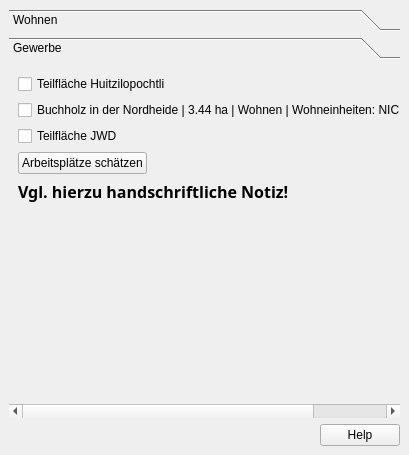
This is projektcheck/pctools/ui/ProjektCheck_dockwidget_analysis_01-BA.ui in projektcheck/ProjektCheck-QGIS as Qt 5 draws it before an edit. The edited form follows.
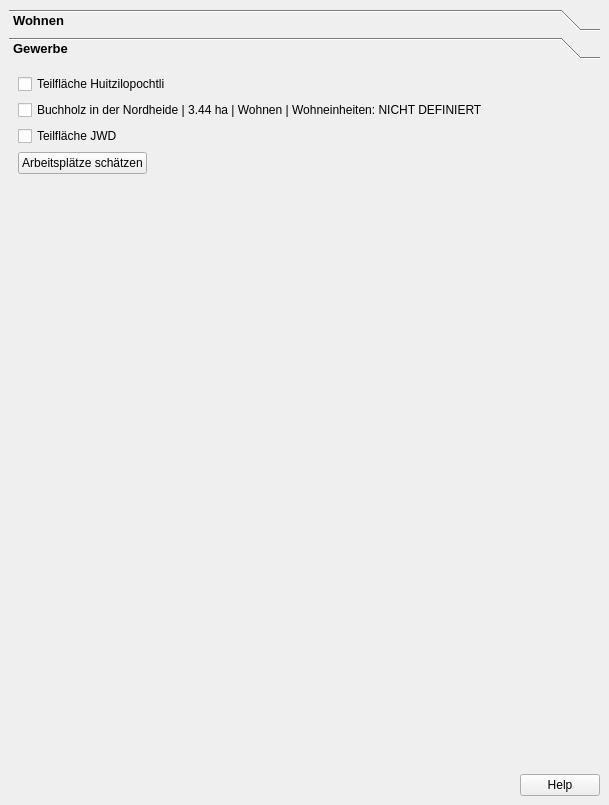
This is the edited form.

Commit message: consistent design relating to headers, structure, button position etc...

What changed in the file:
```diff
--- a/projektcheck/pctools/ui/ProjektCheck_dockwidget_analysis_01-BA.ui
+++ b/projektcheck/pctools/ui/ProjektCheck_dockwidget_analysis_01-BA.ui
@@ -6,10 +6,21 @@
    <rect>
     <x>0</x>
     <y>0</y>
-    <width>409</width>
-    <height>455</height>
+    <width>609</width>
+    <height>805</height>
    </rect>
   </property>
+  <property name="styleSheet">
+   <string notr="true">QToolBox:tab {
+	font: bold 10pt ;
+    color: black;
+}
+QGroupBox::title {
+	font: bold italic 8pt ;
+    color: black;
+}
+</string>
+  </property>
   <property name="windowTitle">
    <string>Projekt-Check Analyse-Tools // Bewohner und Arbeitsplätze</string>
   </property>
@@ -89,8 +100,8 @@
         <rect>
          <x>0</x>
          <y>0</y>
-         <width>438</width>
-         <height>315</height>
+         <width>591</width>
+         <height>682</height>
         </rect>
        </property>
        <attribute name="label">
@@ -137,21 +148,6 @@
           </property>
          </widget>
         </item>
-        <item>
-         <widget class="QLabel" name="label">
-          <property name="font">
-           <font>
-            <family>Linux Biolinum O</family>
-            <pointsize>12</pointsize>
-            <weight>75</weight>
-            <bold>true</bold>
-           </font>
-          </property>
-          <property name="text">
-           <string>Vgl. hierzu handschriftliche Notiz!</string>
-          </property>
-         </widget>
-        </item>
         <item>
          <spacer name="verticalSpacer_4">
           <property name="orientation">
```
Left out of the diff: 4 changed lines with no effect on the pictures. The commit also changes 7 other files.
